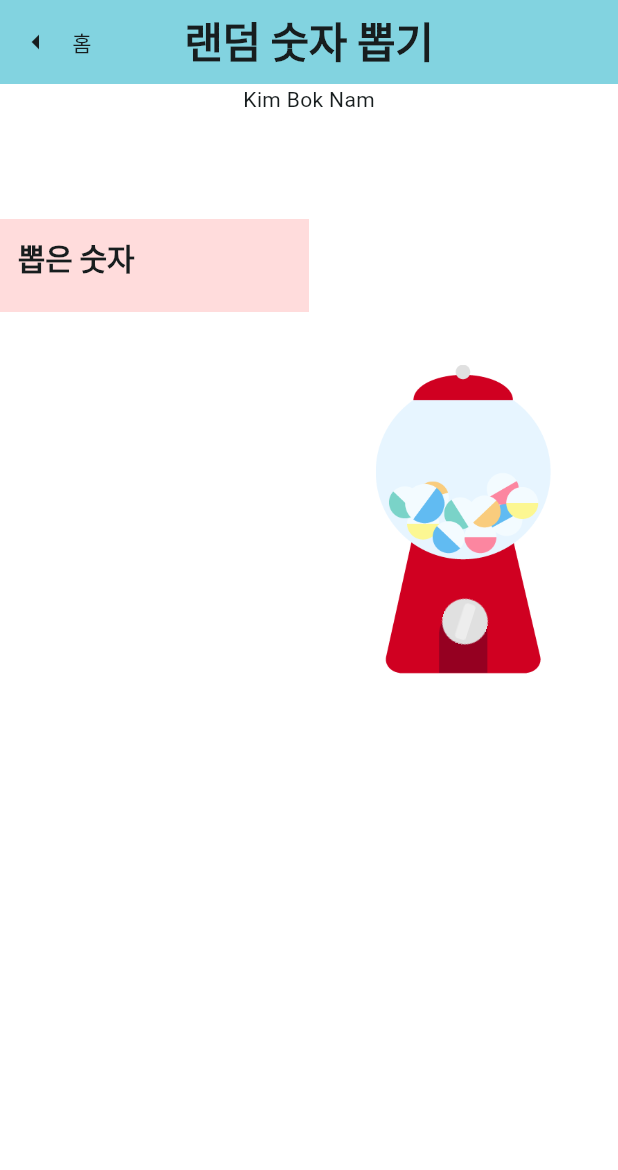
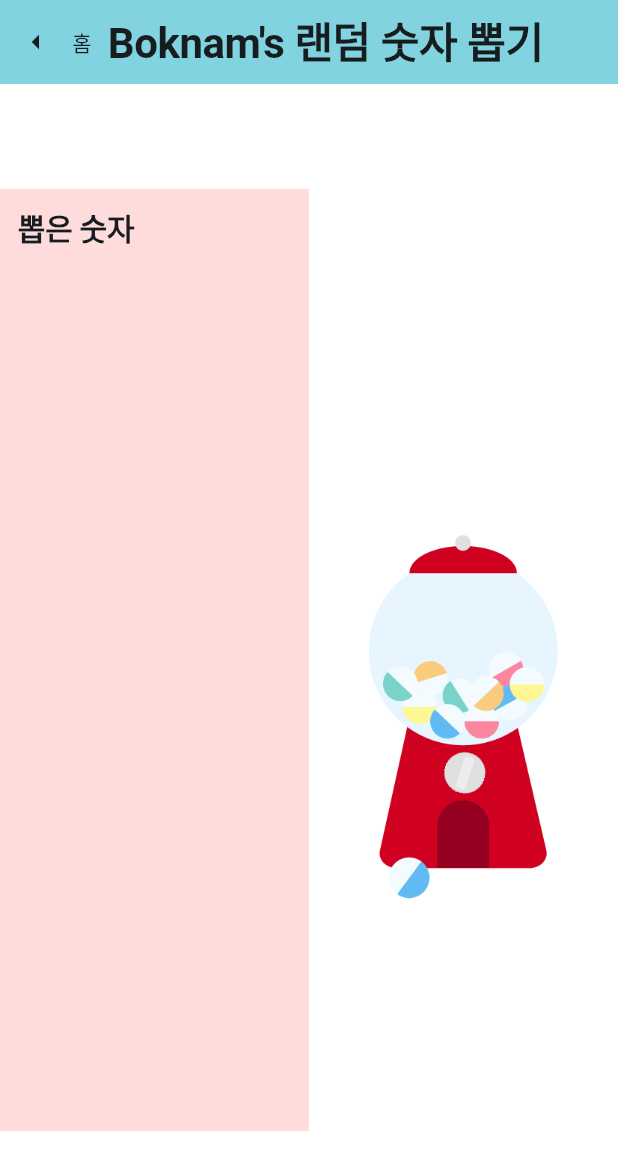
Before and after one commit to beetrbgus/number_gashapon, a Flutter app: the screen it shows after launch, after a tap on "시작하기", on a phone screen of 412 x 824 dp. Shown: the top 1170 px of the screen. Run offline on Flutter 3.47's test engine with Material 3 defaults, Android fonts, the light colour scheme and no system bars.

Commit message:
[FEATURE] 반응형 추가

```diff
--- a/lib/gasha/presentation/gasha_setting_screen.dart
+++ b/lib/gasha/presentation/gasha_setting_screen.dart
@@ -180,10 +180,10 @@ class _GaShaSettingScreenState extends State<GaShaSettingScreen> {
                   mainAxisAlignment: MainAxisAlignment.center,
                   children: [Assets.icons.settingBackground.image(height: 200)],
                 ),
-                Text(
-                  "copyright : devbeetrb0214@gmail.com",
-                  style: AppTextTheme.bodySmall,
-                ),
+                // Text(
+                //   "copyright : devbeetrb0214@gmail.com",
+                //   style: AppTextTheme.bodySmall,
+                // ),
               ],
             ),
           ),
--- a/lib/gasha/presentation/gashapon_screen.dart
+++ b/lib/gasha/presentation/gashapon_screen.dart
@@ -11,7 +11,7 @@ class GaShaPonScreen extends StatefulWidget {
   final GaShaSetting gaShaSetting;
   const GaShaPonScreen({super.key, required this.gaShaSetting});
 
-  final String title = "랜덤 숫자 뽑기";
+  final String title = "Boknam's 랜덤 숫자 뽑기";
 
   @override
   State<GaShaPonScreen> createState() => _GaShaPonScreenState();
@@ -46,6 +46,9 @@ class _GaShaPonScreenState extends State<GaShaPonScreen>
       return;
     }
 
+    setState(() {
+      _showRandomNumber = false;
+    });
     _pickRandomNumber(widget.gaShaSetting.isDuplicate);
 
     _gaShaPonShakeController.forward().then((_) {
@@ -174,13 +177,14 @@ class _GaShaPonScreenState extends State<GaShaPonScreen>
         ),
       ),
       body: Column(
+        mainAxisSize: MainAxisSize.min,
         children: [
-          Text("Kim Bok Nam"),
-          Padding(
-            padding: const EdgeInsets.only(top: 30.0),
+          Flexible(
             child: LayoutBuilder(
               builder: (context, constraints) {
-                return Row(
+                return Padding(
+                  padding: const EdgeInsets.symmetric(vertical: 30.0),
+                  child: Row(
                     mainAxisAlignment: MainAxisAlignment.spaceEvenly,
                     crossAxisAlignment: CrossAxisAlignment.start,
                     children: [
@@ -192,7 +196,7 @@ class _GaShaPonScreenState extends State<GaShaPonScreen>
                           margin: EdgeInsets.symmetric(vertical: 40),
                           color: Colors.redAccent.withOpacity(0.2),
                           child: Column(
-                          mainAxisSize: MainAxisSize.min,
+                            mainAxisAlignment: MainAxisAlignment.start,
                             crossAxisAlignment: CrossAxisAlignment.start,
                             children: [
                               Text(
@@ -201,15 +205,22 @@ class _GaShaPonScreenState extends State<GaShaPonScreen>
                                   fontWeight: FontWeight.w700,
                                 ),
                               ),
-                            SizedBox(height: 8),
-                            Wrap(
-                              spacing: 12,
-                              runSpacing: 8, // 세로 간격
-                              children:
-                                  gaShaNumberList.map((pickedNumber) {
+                              SizedBox(height: 20),
+                              Flexible(
+                                child: GridView.builder(
+                                  scrollDirection: Axis.vertical,
+                                  gridDelegate:
+                                      SliverGridDelegateWithFixedCrossAxisCount(
+                                        crossAxisCount: 5,
+                                        crossAxisSpacing: 12,
+                                        mainAxisSpacing: 8,
+                                      ),
+                                  itemCount: gaShaNumberList.length,
+                                  itemBuilder: (context, index) {
+                                    final pickedNumber = gaShaNumberList[index];
                                     return Container(
-                                      width: 40, // 숫자 칸 크기
-                                      height: 40,
+                                      width: 100,
+                                      height: 100,
                                       alignment: Alignment.center,
                                       decoration: BoxDecoration(
                                         color: Colors.white,
@@ -227,7 +238,8 @@ class _GaShaPonScreenState extends State<GaShaPonScreen>
                                         style: AppTextTheme.bodyMedium,
                                       ),
                                     );
-                                  }).toList(),
+                                  },
+                                ),
                               ),
                             ],
                           ),
@@ -237,97 +249,110 @@ class _GaShaPonScreenState extends State<GaShaPonScreen>
                       Flexible(
                         flex: 2,
                         child: LayoutBuilder(
-                        builder: (context, boxConstraints) {
-                          double maxWidth = min(boxConstraints.maxWidth, 400);
-                          double maxHeight =
-                              min(boxConstraints.maxHeight, 400) * 1.2;
+                          builder: (context, constraints) {
+                            final boxMaxWidth = constraints.maxWidth;
+                            final boxMaxHeight = constraints.maxHeight;
 
-                          double switchSize = maxWidth * 0.15;
+                            final gaShaPonSize =
+                                boxMaxWidth < boxMaxHeight
+                                    ? boxMaxWidth * 0.9
+                                    : boxMaxHeight * 0.7;
 
-                          return SizedBox(
-                            width: maxWidth,
-                            height: maxHeight,
+                            final shakeOffset =
+                                _gaShaPonShakeAnimation.value * gaShaPonSize;
+
+                            return Center(
                               child: AnimatedBuilder(
-                              animation: _gaShaPonShakeAnimation,
+                                animation: _gaShaPonShakeController,
                                 builder: (context, child) {
-                                return Transform.rotate(
-                                  angle: _gaShaPonShakeAnimation.value,
-                                  origin: Offset(0, maxWidth / 2),
-                                  child: child,
-                                );
-                              },
+                                  return Transform.translate(
+                                    offset: Offset(shakeOffset, 0),
+                                    child: SizedBox(
+                                      width: gaShaPonSize,
+                                      height: gaShaPonSize * 1.5,
                                       child: Stack(
                                         alignment: Alignment.center,
+                                        clipBehavior: Clip.none,
                                         children: [
-                                  Assets.icons.gashapon.image(
-                                    width: maxWidth,
-                                    height: maxWidth,
+                                          // 뽑기 본체
+                                          Positioned(
+                                            bottom: 0,
+                                            child: Assets.icons.gashapon.image(
+                                              width: gaShaPonSize,
+                                              height: gaShaPonSize * 1.2,
                                               fit: BoxFit.contain,
                                             ),
+                                          ),
+
+                                          // 뽑기 손잡이
                                           Positioned(
-                                    top: maxHeight * 0.61,
-                                    left: maxWidth * 0.43,
-                                    child: MouseRegion(
-                                      onEnter: (event) {
-                                        setState(() {
-                                          _switchColor = Colors.amber
-                                              .withOpacity(0.05);
-                                        });
-                                      },
-                                      onExit: (event) {
-                                        setState(() {
-                                          _switchColor = null;
-                                        });
-                                      },
+                                            left: gaShaPonSize * 0.43,
+                                            bottom: gaShaPonSize * 0.27,
                                             child: GestureDetector(
                                               onTap: _onTap,
-                                        child: RotationTransition(
-                                          turns: _switchController,
-                                          child: Assets.icons.gaShaPonSwitch
+                                              child: AnimatedBuilder(
+                                                animation: _switchController,
+                                                builder: (context, child) {
+                                                  final switchSize =
+                                                      gaShaPonSize * 0.15;
+                                                  return Transform.rotate(
+                                                    angle:
+                                                        _switchController
+                                                            .value *
+                                                        2 *
+                                                        pi,
+                                                    child: Assets
+                                                        .icons
+                                                        .gaShaPonSwitch
                                                         .image(
                                                           width: switchSize,
                                                           height: switchSize,
                                                           fit: BoxFit.contain,
-                                                color: _switchColor
-                                                    ?.withOpacity(0.2),
-                                                colorBlendMode:
-                                                    BlendMode.srcATop,
+                                                        ),
+                                                  );
+                                                },
                                               ),
                                             ),
                                           ),
-                                    ),
-                                  ),
+
+                                          // 뽑기 본체 하단 캡슐
                                           Positioned(
-                                    top: maxWidth * 1.05,
-                                    left: maxWidth * 0.3,
+                                            left: gaShaPonSize * 0.23,
+                                            bottom: -20,
                                             child: Assets.icons.capsule.image(
-                                      width: maxWidth * 0.15,
-                                      height: maxWidth * 0.13,
+                                              width: gaShaPonSize * 0.15,
+                                              height: gaShaPonSize * 0.15,
                                               fit: BoxFit.contain,
                                             ),
                                           ),
-
+                                          // 캡슐 나오는 이미지
                                           if (_showCapsule)
                                             Positioned(
-                                      top: maxWidth * 0.9,
+                                              top: gaShaPonSize * 0.9,
                                               child: ScaleTransition(
                                                 scale: _capsuleScale,
-                                        child: Assets.icons.capsule.image(
-                                          width: switchSize,
-                                          height: maxWidth * 0.13,
+                                                child: Assets.icons.capsule
+                                                    .image(
+                                                      width:
+                                                          gaShaPonSize * 0.15,
+                                                      height:
+                                                          gaShaPonSize * 0.13,
                                                       fit: BoxFit.contain,
                                                     ),
                                               ),
                                             ),
+
+                                          // 뽑은 랜덤 숫자 표시
                                           if (_showRandomNumber)
                                             Positioned(
-                                      top: maxWidth * 0.35,
+                                              left: gaShaPonSize * 0.45,
+                                              bottom: gaShaPonSize * 0.55,
+                                              child: SizedBox(
+                                                width: gaShaPonSize * 0.4,
+                                                height: gaShaPonSize * 0.4,
                                                 child: Text(
-                                        '$_randomNumber',
-                                        style: AppTextTheme.headline1.copyWith(
-                                          fontSize: 45,
-                                          fontWeight: FontWeight.bold,
-                                          color: Colors.black,
+                                                  "$_randomNumber",
+                                                  style: AppTextTheme.headline2,
                                                 ),
                                               ),
                                             ),
@@ -337,8 +362,12 @@ class _GaShaPonScreenState extends State<GaShaPonScreen>
                                   );
                                 },
                               ),
+                            );
+                          },
+                        ),
                       ),
                     ],
+                  ),
                 );
               },
             ),
```
Also changed, not shown: 1 other file. Lines whose indentation alone changed are shown as unchanged.
